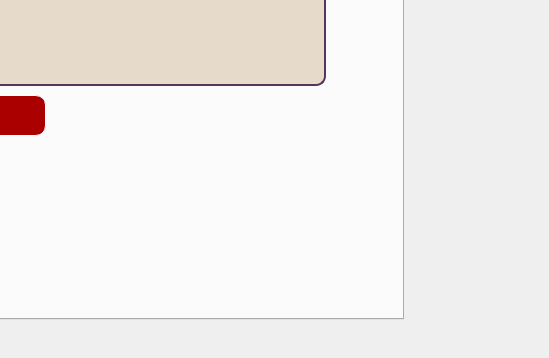
The window that sponsors/mainwindow.ui (maramboussalem/Smart-TV-Channel-Management) describes before a commit, drawn with Qt 5; both pictures show x 707 to 1256 and y 341 to 699 of the 1256 by 699 pixel window.
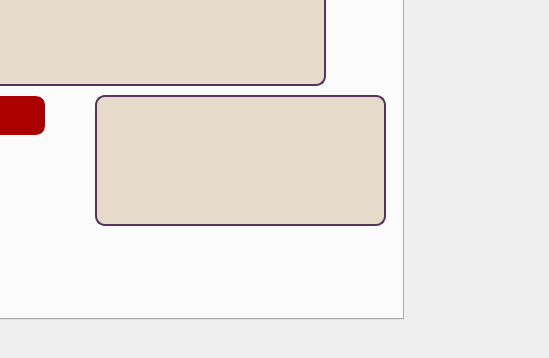
The same window after the commit. Icons and pictures are not drawn.

Diff of the .ui file:
```diff
--- a/sponsors/mainwindow.ui
+++ b/sponsors/mainwindow.ui
@@ -792,6 +792,39 @@
        <string>reset</string>
       </property>
      </widget>
+     <widget class="QLabel" name="ard">
+      <property name="geometry">
+       <rect>
+        <x>220</x>
+        <y>570</y>
+        <width>56</width>
+        <height>16</height>
+       </rect>
+      </property>
+      <property name="text">
+       <string/>
+      </property>
+     </widget>
+     <widget class="QLabel" name="labelBPM">
+      <property name="geometry">
+       <rect>
+        <x>680</x>
+        <y>410</y>
+        <width>291</width>
+        <height>131</height>
+       </rect>
+      </property>
+      <property name="styleSheet">
+       <string notr="true">background-color: rgb(230, 218, 203);
+ font: 87 9pt &quot;Arial Black&quot;; 
+  border-radius: 10px ; /* Arrondi dans tous les coins */
+  border: 2px solid rgb(86, 53, 93); /* Bordure de la QLabel en couleur RGB spécifiée */   /*background-color: transparent;*/
+</string>
+      </property>
+      <property name="text">
+       <string/>
+      </property>
+     </widget>
      <zorder>label_32</zorder>
      <zorder>tableView</zorder>
      <zorder>label_24</zorder>
```
Left out of the diff: 2 changed lines with no effect on the pictures.
